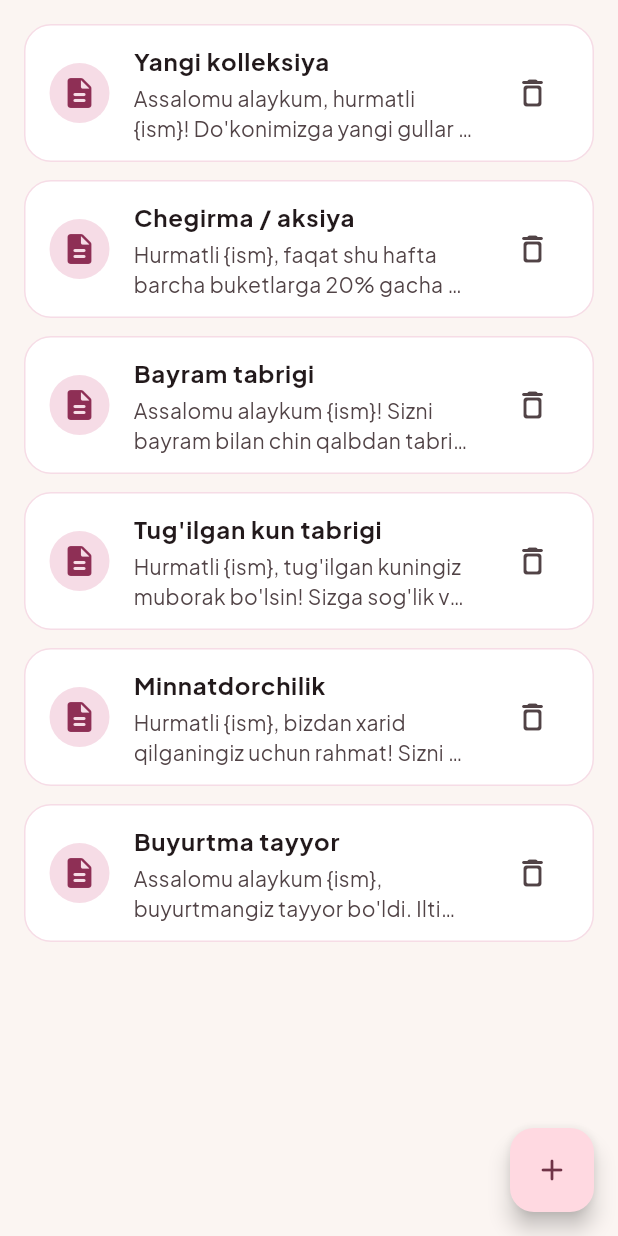
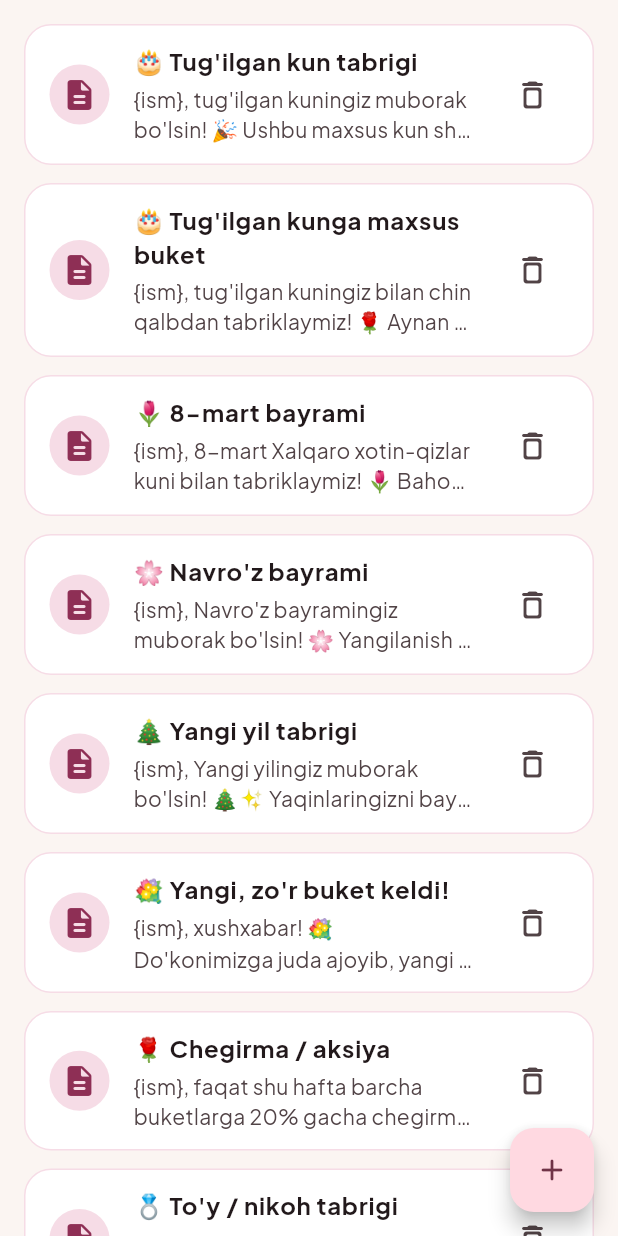
Before and after one commit to uztomic/SmsTomic, a Flutter app: the TemplatesScreen screen opened directly, on a phone screen of 412 x 824 dp. Run offline on Flutter 3.47's test engine with Material 3 defaults, Android fonts, the phone set to English and light mode, and no system bars; our stand-ins replace cloud_firestore, csv, equatable, firebase_auth, firebase_core, flutter_bloc and 2 more; missing offline and left inert: dart:html; accounts and stored records are empty.

Commit message:
SMS shablonlarini yangilash: chiroyli, tug'ilgan kun/bayram mavzusida
Mijozga murojaat endi bitta joyda hal qilinadi (Customer.smsGreeting):
ismi bo'lsa "Hurmatli <Ism>", bo'lmasa "Hurmatli mijoz" — shablonlar
ichida endi alohida "hurmatli" so'zi yozilmaydi, takrorlanish
bartaraf etildi. 10 ta yangi shablon: tug'ilgan kun, 8-mart, Navro'z,
Yangi yil, to'y, yangi buket, chegirma, minnatdorchilik, buyurtma.

```diff
--- a/lib/blocs/send_sms/send_sms_bloc.dart
+++ b/lib/blocs/send_sms/send_sms_bloc.dart
@@ -106,7 +106,7 @@ class SendSmsBloc extends Bloc<SendSmsEvent, SendSmsState> {
 
     final template = state.messageTemplate;
     final jobs = selected
-        .map((c) => MapEntry(c.phone, _renderMessage(template, c.displayName)))
+        .map((c) => MapEntry(c.phone, _renderMessage(template, c.smsGreeting)))
         .toList();
 
     final results = <SmsSendResult>[];
--- a/lib/repositories/template_repository.dart
+++ b/lib/repositories/template_repository.dart
@@ -5,36 +5,61 @@ import '../models/sms_template.dart';
 /// Gul do'koni uchun tayyor shablonlar. Ilova birinchi marta ishga
 /// tushganda, agar Firestore'da hali birorta ham shablon bo'lmasa, shu
 /// ro'yxat avtomatik yuklanadi.
+///
+/// {ism} o'rniga mijozga murojaat avtomatik qo'yiladi va "Hurmatli"
+/// so'zini allaqachon o'z ichiga oladi (masalan "Hurmatli Malika" yoki,
+/// ismi bo'lmasa, "Hurmatli mijoz") — shuning uchun matn ichida
+/// alohida "hurmatli" so'zini yozish shart emas.
 const List<({String title, String body})> defaultFlowerShopTemplates = [
   (
-    title: 'Yangi kolleksiya',
+    title: '🎂 Tug\'ilgan kun tabrigi',
     body:
-        'Assalomu alaykum, hurmatli {ism}! Do\'konimizga yangi gullar kolleksiyasi keldi. Kutib qolamiz!'
+        '{ism}, tug\'ilgan kuningiz muborak bo\'lsin! 🎉 Ushbu maxsus kun sharafiga sizga 15% chegirma taqdim etamiz. Roses Kokand Flowers jamoasidan baxt, sog\'lik va gullardek go\'zallik tilaymiz!'
   ),
   (
-    title: 'Chegirma / aksiya',
+    title: '🎂 Tug\'ilgan kunga maxsus buket',
     body:
-        'Hurmatli {ism}, faqat shu hafta barcha buketlarga 20% gacha chegirma! Shoshiling, aksiya cheklangan.'
+        '{ism}, tug\'ilgan kuningiz bilan chin qalbdan tabriklaymiz! 🌹 Aynan shu ajoyib kun uchun eng nafis buketlarimizni tayyorladik. Kelib, o\'zingiz uchun eng go\'zalini tanlang!'
   ),
   (
-    title: 'Bayram tabrigi',
+    title: '🌷 8-mart bayrami',
     body:
-        'Assalomu alaykum {ism}! Sizni bayram bilan chin qalbdan tabriklaymiz. Baxt-omad hamrohingiz bo\'lsin!'
+        '{ism}, 8-mart Xalqaro xotin-qizlar kuni bilan tabriklaymiz! 🌷 Bahorning eng nafis gullari Roses Kokand Flowers\'da sizni kutmoqda. Bayramingiz baxt va tabassumga to\'la bo\'lsin!'
   ),
   (
-    title: 'Tug\'ilgan kun tabrigi',
+    title: '🌸 Navro\'z bayrami',
     body:
-        'Hurmatli {ism}, tug\'ilgan kuningiz muborak bo\'lsin! Sizga sog\'lik va baxt tilaymiz. Do\'konimizdan maxsus sovg\'a sizni kutmoqda.'
+        '{ism}, Navro\'z bayramingiz muborak bo\'lsin! 🌸 Yangilanish va bahor nafasini uyingizga olib kelish uchun eng yangi gullarimiz tayyor. Sizni kutamiz!'
   ),
   (
-    title: 'Minnatdorchilik',
+    title: '🎄 Yangi yil tabrigi',
     body:
-        'Hurmatli {ism}, bizdan xarid qilganingiz uchun rahmat! Sizni yana ko\'rishdan mamnun bo\'lamiz.'
+        '{ism}, Yangi yilingiz muborak bo\'lsin! 🎄✨ Yaqinlaringizni bayramona buketlar bilan xursand qiling. Roses Kokand Flowers doim sizning yoningizda!'
   ),
   (
-    title: 'Buyurtma tayyor',
+    title: '💐 Yangi, zo\'r buket keldi!',
     body:
-        'Assalomu alaykum {ism}, buyurtmangiz tayyor bo\'ldi. Iltimos, qulay vaqtda do\'konimizdan olib keting.'
+        '{ism}, xushxabar! 💐 Do\'konimizga juda ajoyib, yangi buketlar kelib tushdi. Miqdori cheklangan — birinchilardan bo\'lib kelib, o\'z ko\'zingiz bilan ko\'ring!'
+  ),
+  (
+    title: '🌹 Chegirma / aksiya',
+    body:
+        '{ism}, faqat shu hafta barcha buketlarga 20% gacha chegirma! 🌹 Fursatni boy bermang — Roses Kokand Flowers sizni kutmoqda.'
+  ),
+  (
+    title: '💍 To\'y / nikoh tabrigi',
+    body:
+        '{ism}, turmush qurishingiz muborak bo\'lsin! 💍🌸 Baxtli va totuv oilaviy hayot tilab, eng chiroyli buketlarimizni sizga taqdim etishga tayyormiz.'
+  ),
+  (
+    title: '🙏 Minnatdorchilik',
+    body:
+        '{ism}, bizdan xarid qilganingiz uchun katta rahmat! 🙏 Sizga yana xizmat qilishdan mamnunmiz. Roses Kokand Flowers jamoasi.'
+  ),
+  (
+    title: '✅ Buyurtma tayyor',
+    body:
+        '{ism}, buyurtmangiz tayyor bo\'ldi! 💐 Qulay vaqtda do\'konimizdan olib ketishingiz mumkin. Kutib qolamiz!'
   ),
 ];
 
--- a/lib/screens/send_sms/send_sms_screen.dart
+++ b/lib/screens/send_sms/send_sms_screen.dart
@@ -124,7 +124,7 @@ class _SelectionView extends StatelessWidget {
   Widget build(BuildContext context) {
     final bloc = context.read<SendSmsBloc>();
     final previewName =
-        state.customers.isNotEmpty ? state.customers.first.displayName : 'Hurmatli mijoz';
+        state.customers.isNotEmpty ? state.customers.first.smsGreeting : 'Hurmatli mijoz';
     final preview = state.messageTemplate.isEmpty
         ? ''
         : state.messageTemplate.replaceAll('{ism}', previewName);
@@ -159,7 +159,8 @@ class _SelectionView extends StatelessWidget {
                 maxLines: 3,
                 decoration: const InputDecoration(
                   labelText: 'Xabar matni',
-                  helperText: 'Ism uchun {ism} yozing',
+                  helperText:
+                      'Murojaat uchun {ism} yozing — "Hurmatli" so\'zi avtomatik qo\'shiladi',
                 ),
                 onChanged: (v) => bloc.add(CustomMessageChanged(v)),
               ),
--- a/lib/screens/templates/template_form_sheet.dart
+++ b/lib/screens/templates/template_form_sheet.dart
@@ -96,7 +96,8 @@ class _TemplateFormSheetState extends State<TemplateFormSheet> {
               maxLines: 5,
               decoration: const InputDecoration(
                 labelText: 'Matn',
-                helperText: 'Mijoz ismi uchun {ism} yozing',
+                helperText:
+                    'Murojaat uchun {ism} yozing — "Hurmatli" so\'zi avtomatik qo\'shiladi, alohida yozmang',
               ),
               validator: (v) => (v == null || v.trim().isEmpty) ? 'Matnni kiriting' : null,
             ),
```
Also changed, not shown: lib/models/customer.dart (+8 -1 lines).
